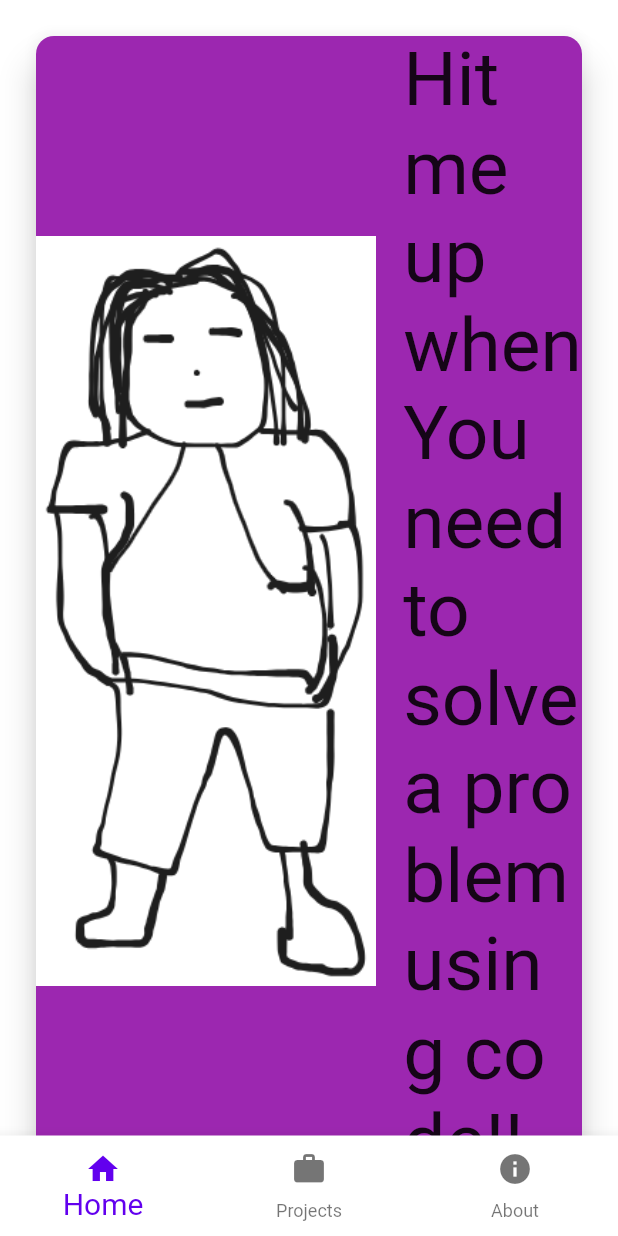
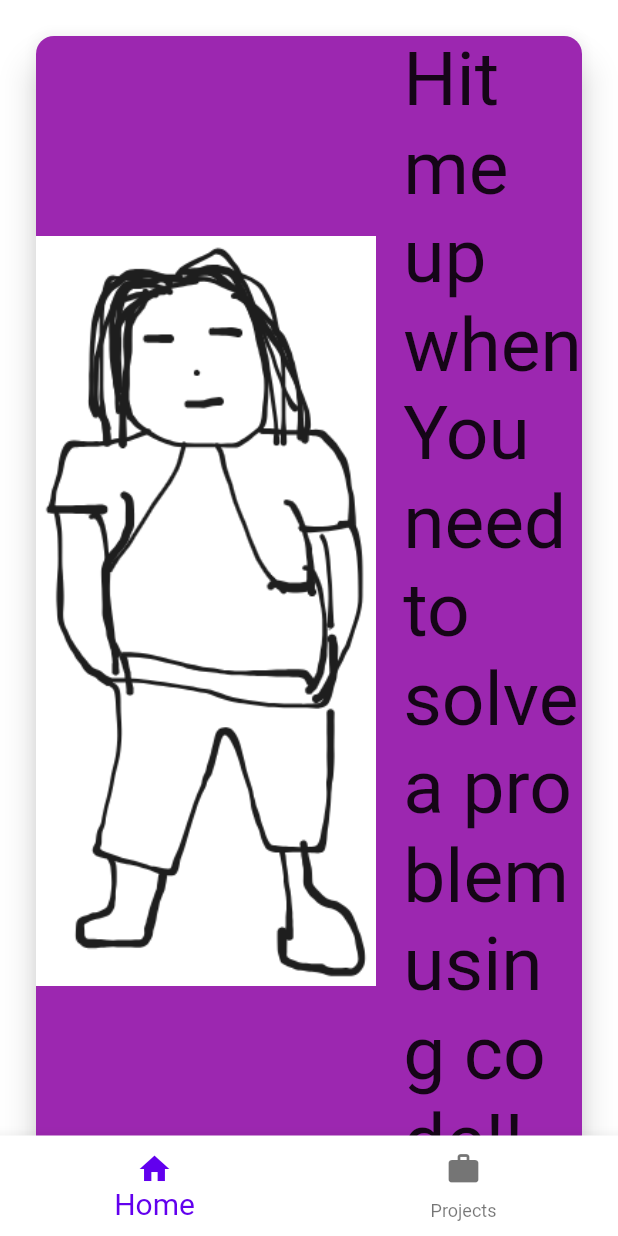
Before and after one commit to Kwasi48/portfolio, a Flutter app: the screen it shows after launch, on a phone screen of 412 x 824 dp. Run offline on Flutter 3.47's test engine with Material 2 defaults, Android fonts, the phone set to English and light mode, and no system bars; missing offline and left inert: social_media_buttons; statements that could not run were skipped.

Commit message:
removed the about page

```diff
--- a/lib/main.dart
+++ b/lib/main.dart
@@ -39,7 +39,6 @@ class _HomePageState extends State<HomePage> {
    static  List<Widget> Widgets = [
      profile(),
      projects(),
-     about()
    ];
 
   @override
@@ -58,8 +57,6 @@ class _HomePageState extends State<HomePage> {
           label: 'Home'),
           BottomNavigationBarItem(icon: Icon(Icons.work),
           label: 'Projects'),
-          BottomNavigationBarItem(icon: Icon(Icons.info),
-          label: 'About')
         ],
 
       ),
--- a/lib/views/view.dart
+++ b/lib/views/view.dart
@@ -1,3 +1,2 @@
 export 'profile.dart';
 export 'projects.dart';
-export 'about.dart';
```
